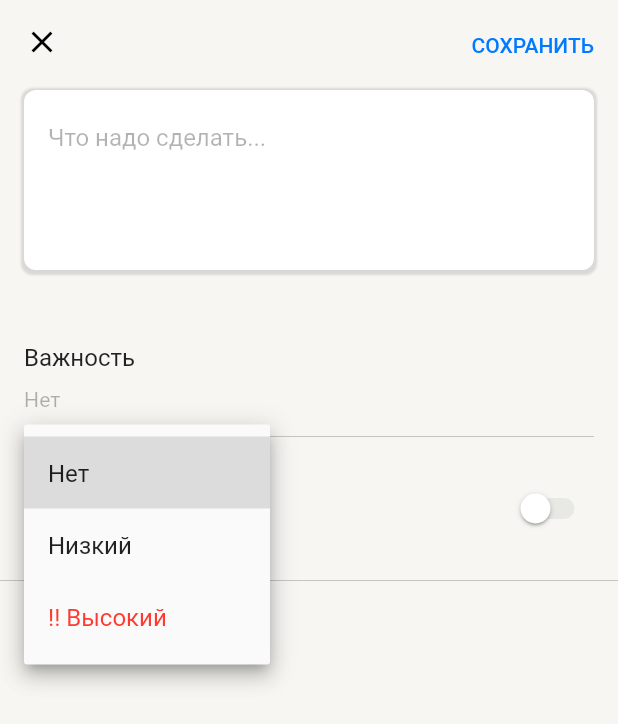
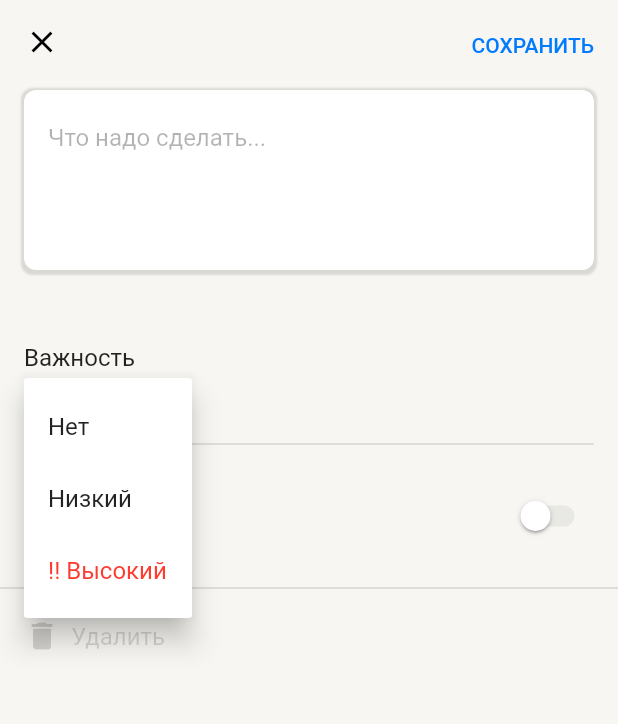
Before and after one commit to aa1dar/TodoApp, a Flutter app: the TaskCreationPage screen opened directly, after a tap on "Нет", on a phone screen of 412 x 824 dp. Shown: the top 724 px of the screen. Run offline on Flutter 3.47's test engine with Material 2 defaults, Android fonts, the phone set to English and light mode, and no system bars; drawn by our look-alikes of dropdown_button2; our stand-ins replace flutter_riverpod, sliver_tools.

Commit message:
fix: re-implement dropdown button

```diff
--- a/lib/ui/pages/task_creation_page.dart
+++ b/lib/ui/pages/task_creation_page.dart
@@ -1,4 +1,3 @@
-import 'package:dropdown_button2/dropdown_button2.dart';
 import 'package:flutter/material.dart';
 import 'package:flutter_riverpod/flutter_riverpod.dart';
 import 'package:todo_app/models/task_model.dart';
@@ -30,7 +29,7 @@ class _TaskCreationPageState extends ConsumerState<TaskCreationPage> {
     super.initState();
   }
 
-  bool get isEditing => _editingTaskId != null;
+  bool get _isEditing => _editingTaskId != null;
 
   void _loadData() {
     final task = ref.read(taskProvider);
@@ -121,59 +120,58 @@ class _TaskCreationPageState extends ConsumerState<TaskCreationPage> {
                       crossAxisAlignment: CrossAxisAlignment.start,
                       children: [
                         Text('Важность', style: textStyle.bodyMedium),
-                        DropdownButtonHideUnderline(
-                            child: DropdownButton2<TaskPriority>(
-                          value: _dropdownValue,
-                          iconStyleData:
-                              const IconStyleData(icon: SizedBox.shrink()),
-                          buttonStyleData:
-                              const ButtonStyleData(width: 164, height: 35),
-                          isExpanded: false,
-                          selectedItemBuilder: (context) {
-                            return _list.map<DropdownMenuItem<TaskPriority>>(
-                                (TaskPriority value) {
-                              Color? textColor = value == TaskPriority.normal
-                                  ? colorScheme.tertiary
-                                  : null;
-
-                              return DropdownMenuItem<TaskPriority>(
-                                value: value,
-                                enabled: true,
-                                child: Text(
-                                  value.toReadableString(),
-                                  style: textStyle.titleSmall!
-                                      .copyWith(color: textColor),
-                                ),
-                              );
-                            }).toList();
-                          },
-                          onChanged: (TaskPriority? value) {
-                            setState(() {
-                              _dropdownValue = value!;
-                            });
-                          },
-                          items: _list.map<DropdownMenuItem<TaskPriority>>(
+                        const SizedBox(height: 4.0),
+                        Theme(
+                          data: Theme.of(context)
+                              .copyWith(highlightColor: Colors.transparent),
+                          child: PopupMenuButton(
+                            surfaceTintColor: Colors.transparent,
+                            position: PopupMenuPosition.over,
+                            tooltip: 'Select the priority',
+                            initialValue: _dropdownValue,
+                            itemBuilder: (context) {
+                              return _list.map<PopupMenuItem<TaskPriority>>(
                                   (TaskPriority value) {
                                 Color? textColor = value == TaskPriority.high
                                     ? colorScheme.error
                                     : null;
-                            return DropdownMenuItem<TaskPriority>(
+                                return PopupMenuItem<TaskPriority>(
                                     value: value,
                                     child: Text(
                                       value.toReadableString(),
                                       style: textStyle.bodyMedium!
                                           .copyWith(color: textColor),
+                                    ));
+                              }).toList();
+                            },
+                            onSelected: (TaskPriority value) {
+                              setState(() {
+                                _dropdownValue = value;
+                              });
+                            },
+                            child: Builder(
+                              builder: (context) {
+                                Color? textColor =
+                                    _dropdownValue == TaskPriority.normal
+                                        ? colorScheme.tertiary
+                                        : null;
+
+                                return Text(
+                                  _dropdownValue!.toReadableString(),
+                                  style: textStyle.titleSmall!
+                                      .copyWith(color: textColor),
+                                );
+                              },
                             ),
-                            );
-                          }).toList(),
-                        )),
+                          ),
+                        ),
+                        const SizedBox(height: 16.0),
                         const Divider(),
                         const SizedBox(height: 16.0),
                         Row(
                           mainAxisAlignment: MainAxisAlignment.spaceBetween,
                           children: [
-                            Flexible(
-                              child: Column(
+                            Column(
                               crossAxisAlignment: CrossAxisAlignment.start,
                               children: [
                                 Text(
@@ -184,12 +182,9 @@ class _TaskCreationPageState extends ConsumerState<TaskCreationPage> {
                                   InkWell(
                                       onTap: () => _showDatePicker(),
                                       child: Text(_selectedDate!.toRuLocale(),
-                                            style: textStyle.labelLarge!
-                                                .copyWith(
-                                                    color:
-                                                        colorScheme.primary)))
+                                          style: textStyle.labelLarge!.copyWith(
+                                              color: colorScheme.primary)))
                               ],
-                              ),
                             ),
                             Switch(
                                 value: _switcher,
@@ -211,7 +206,7 @@ class _TaskCreationPageState extends ConsumerState<TaskCreationPage> {
             Padding(
                 padding: const EdgeInsets.symmetric(horizontal: 16.0),
                 child: TextButton.icon(
-                    onPressed: isEditing ? onDelete : null,
+                    onPressed: _isEditing ? onDelete : null,
                     style: TextButton.styleFrom(
                         padding: const EdgeInsets.symmetric(vertical: 4.0),
                         foregroundColor: colorScheme.error,
@@ -232,7 +227,7 @@ class _TaskCreationPageState extends ConsumerState<TaskCreationPage> {
     if (!validateText(_textEditingController.text)) {
       return;
     }
-    if (isEditing) {
+    if (_isEditing) {
       final newTask = TaskModel(
           id: _editingTaskId!,
           description: _textEditingController.text,
--- a/pubspec.yaml
+++ b/pubspec.yaml
@@ -31,7 +31,6 @@ dependencies:
   flutter:
     sdk: flutter
   sliver_tools: ^0.2.10
-  dropdown_button2: ^2.1.3
   uuid: ^3.0.7
   flutter_riverpod: ^2.3.6
 
```
Also changed, not shown: pubspec.lock. Lines whose indentation alone changed are shown as unchanged.
